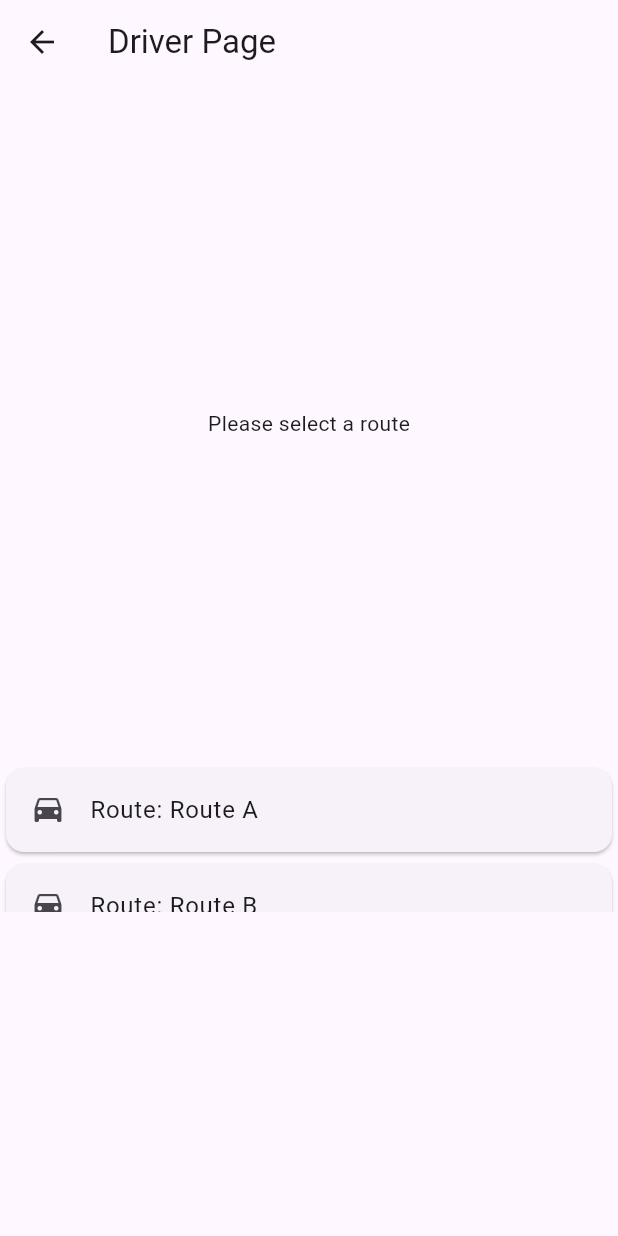
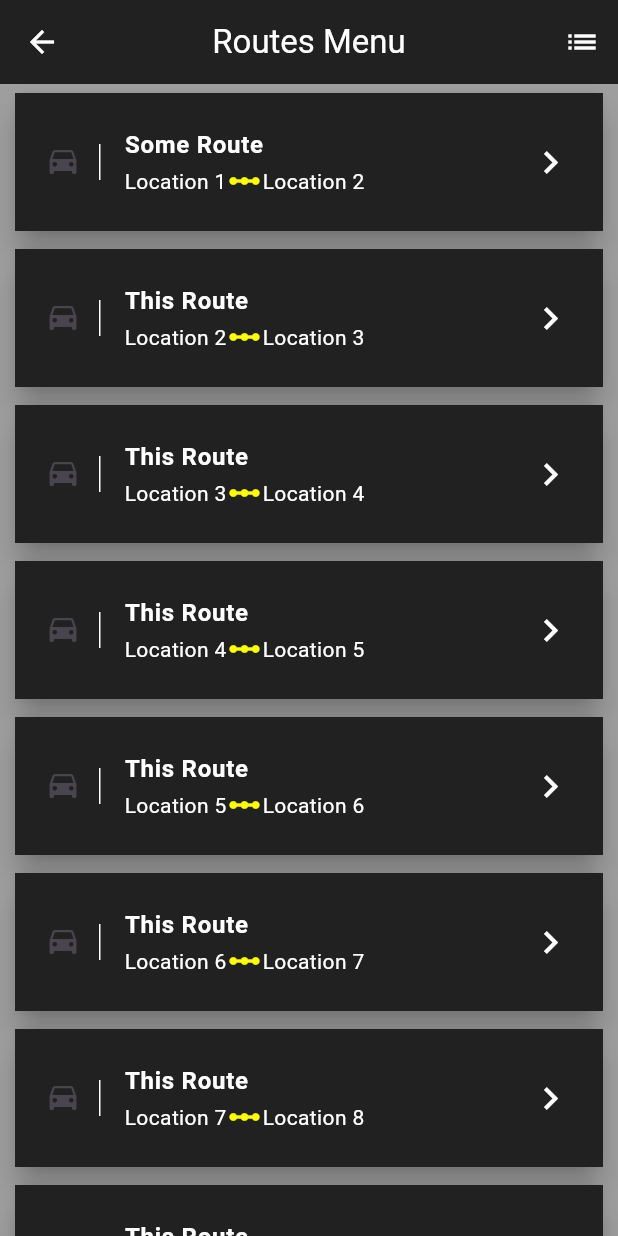
Before and after one commit to Malcolm-Shepherd/SeniorProject, a Flutter app: the Driver screen opened by its route, on a phone screen of 412 x 824 dp. Run offline on Flutter 3.47's test engine with Material 3 defaults, Android fonts, the phone set to English and light mode, and no system bars.

Commit message:
Route menu
Worked on route menu some more.

```diff
--- a/test_app/lib/main.dart
+++ b/test_app/lib/main.dart
@@ -17,7 +17,7 @@ class MyApp extends StatelessWidget {
       initialRoute: '/',
       routes: {
         '/': (context) => const LoginPage(),
-        '/driver': (context) => const Driver()
+        '/driver': (context) => const Driver(),
       },
     );
   }
--- a/test_app/lib/pages/driver.dart
+++ b/test_app/lib/pages/driver.dart
@@ -1,6 +1,18 @@
 import 'package:flutter/material.dart';
+import 'package:test_app/objects/Route.dart';
+import 'package:test_app/pages/routeDisplay.dart';
 
 final List<String> approvedRoutes = <String>['Route A', 'Route B', 'Route  C'];
+final List<RouteInfo> routes = <RouteInfo>[
+  RouteInfo('Some Route', 'Sunny', 'Location 1', 'Location 2'),
+  RouteInfo('This Route', 'Rainy', 'Location 2', 'Location 3'),
+  RouteInfo('This Route', 'Rainy', 'Location 3', 'Location 4'),
+  RouteInfo('This Route', 'Rainy', 'Location 4', 'Location 5'),
+  RouteInfo('This Route', 'Rainy', 'Location 5', 'Location 6'),
+  RouteInfo('This Route', 'Rainy', 'Location 6', 'Location 7'),
+  RouteInfo('This Route', 'Rainy', 'Location 7', 'Location 8'),
+  RouteInfo('This Route', 'Rainy', 'Location 8', 'Location 9')
+];
 
 class Driver extends StatelessWidget {
   const Driver({super.key});
@@ -8,28 +20,75 @@ class Driver extends StatelessWidget {
   @override
   Widget build(BuildContext context) {
     return Scaffold(
+      backgroundColor: Colors.grey[500],
       appBar: AppBar(
-        title: Text("Driver Page"),
+        iconTheme: const IconThemeData(color: Colors.white),
+        centerTitle: true,
+        backgroundColor: Colors.grey[900],
+        title: const Text(
+          "Routes Menu",
+          style: TextStyle(color: Colors.white),
+        ),
+        actions: [
+          IconButton(
+            icon: const Icon(Icons.list),
+            onPressed: () {},
+          )
+        ],
       ),
-      body: Column(
-          mainAxisAlignment: MainAxisAlignment.spaceEvenly,
-          crossAxisAlignment: CrossAxisAlignment.center,
-          children: [
-            const Text('Please select a route'),
-            Container(
-              width: 500,
-              height: 100,
-              child: ListView.builder(
-                  itemCount: approvedRoutes.length,
-                  itemBuilder: (context, index) => Card(
-                        child: ListTile(
-                          onTap: () => {Navigator.pop(context)},
-                          leading: Icon(Icons.drive_eta),
-                          title: Text('Route: ${approvedRoutes[index]}'),
-                        ),
-                      )),
+      body: ListView.builder(
+          itemCount: routes.length,
+          itemBuilder: (context, index) => GestureDetector(
+              onTap: () => {
+                    Navigator.push(
+                        context,
+                        MaterialPageRoute(
+                            builder: (context) =>
+                                RouteDisplay(route: routes[index])))
+                  },
+              child: routeButton(index))),
+    );
+  }
+
+  Card routeButton(int index) {
+    return Card(
+      elevation: 8,
+      margin: const EdgeInsets.symmetric(horizontal: 10, vertical: 6),
+      child: Container(
+        decoration: BoxDecoration(color: Colors.grey[900]),
+        child: ListTile(
+          contentPadding:
+              const EdgeInsets.symmetric(horizontal: 20.0, vertical: 10.0),
+          leading: Container(
+            padding: const EdgeInsets.only(right: 12.0),
+            decoration: const BoxDecoration(
+                border:
+                    Border(right: BorderSide(width: 1, color: Colors.white))),
+            child: const Icon(Icons.drive_eta),
+          ),
+          title: Text(
+            routes[index].routeName,
+            style: const TextStyle(
+                color: Colors.white, fontWeight: FontWeight.bold),
+          ),
+          subtitle: Row(children: [
+            Text(
+              routes[index].fromLocation,
+              style: const TextStyle(color: Colors.white),
+            ),
+            const Icon(Icons.linear_scale, color: Colors.yellowAccent),
+            Text(
+              routes[index].toLocation,
+              style: const TextStyle(color: Colors.white),
             )
           ]),
+          trailing: const Icon(
+            Icons.keyboard_arrow_right,
+            color: Colors.white,
+            size: 30,
+          ),
+        ),
+      ),
     );
   }
 }
```
Also changed, not shown: test_app/lib/objects/Route.dart (added, +13 -0 lines), test_app/lib/pages/routeDisplay.dart (added, +30 -0 lines).
